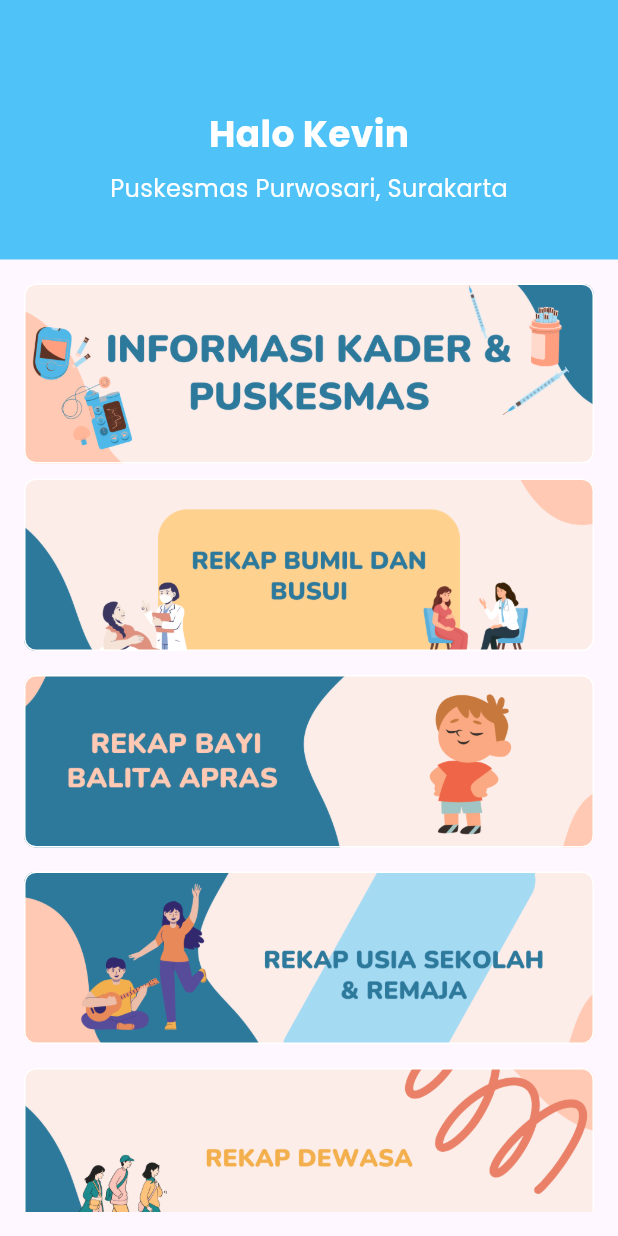
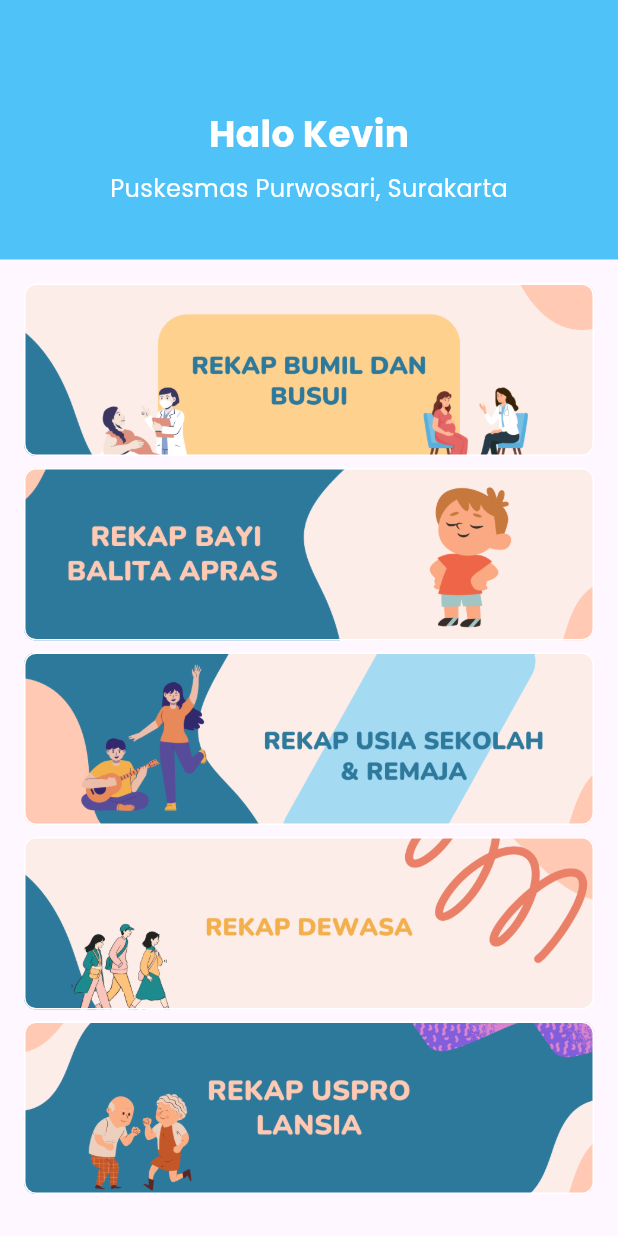
Before and after one commit to vandraaa/posyanduku, a Flutter app: the ExaminationRecapScreen screen opened directly, on a phone screen of 412 x 824 dp. Run offline on Flutter 3.47's test engine with Material 3 defaults, Android fonts, the light colour scheme and no system bars; our stand-ins replace internet_connection_checker; missing offline and left inert: print_bluetooth_thermal.

Commit message:
Revisi #1

```diff
--- a/lib/screens/examination_recap_screen.dart
+++ b/lib/screens/examination_recap_screen.dart
@@ -22,7 +22,7 @@
               crossAxisAlignment: CrossAxisAlignment.start,
               children: [
                 Align(
-                  alignment: Alignment.topCenter, // Atur posisi ke atas
+                  alignment: Alignment.topCenter,
                   child: Text(
                     'Halo Kevin',
                     style: TextStyle(
@@ -51,36 +51,17 @@
           Expanded(
             child: Padding(
               padding: const EdgeInsets.all(16.0),
-              child: Column(
-                children: [
-                  Container(
-                    height: 120,
-                    padding: const EdgeInsets.all(16),
-                    decoration: BoxDecoration(
-                      border: Border.all(color: Colors.white, width: 1),
-                      borderRadius: BorderRadius.circular(8),
-                      image: const DecorationImage(
-                        image: AssetImage('assets/images/rekap/1.png'),
-                        fit: BoxFit.cover,
-                      ),
-                    ),
-                  ),
-                  const SizedBox(height: 10),
-                  Expanded(
               child: ListView(
                 children: [
                   _buildImageItem('assets/images/rekap/2.png'),
-                        const SizedBox(height: 16),
+                  const SizedBox(height: 8),
                   _buildImageItem('assets/images/rekap/3.png'),
-                        const SizedBox(height: 16),
+                  const SizedBox(height: 8),
                   _buildImageItem('assets/images/rekap/4.png'),
-                        const SizedBox(height: 16),
+                  const SizedBox(height: 8),
                   _buildImageItem('assets/images/rekap/5.png'),
-                        const SizedBox(height: 16),
+                  const SizedBox(height: 8),
                   _buildImageItem('assets/images/rekap/6.png'),
-                      ],
-                    ),
-                  ),
                 ],
               ),
             ),
--- a/lib/screens/find_patients_screen.dart
+++ b/lib/screens/find_patients_screen.dart
@@ -237,6 +237,7 @@
           _searchController.clear();
           _filterPatients();
         });
+        FocusScope.of(context).unfocus();
       },
       child: Column(
         children: [
--- a/lib/screens/form_screen.dart
+++ b/lib/screens/form_screen.dart
@@ -65,7 +65,7 @@
       ];
 
   double _calculateStep1Percentage() {
-    int totalQuestions = step1Questions.length + 1;
+    int totalQuestions = step1Questions.length;
     int answeredQuestions =
         _step1Answers.values.where((answer) => answer.isNotEmpty).length;
     return totalQuestions == 0 ? 0.0 : answeredQuestions / totalQuestions;
--- a/lib/screens/preview_answer_screen.dart
+++ b/lib/screens/preview_answer_screen.dart
@@ -82,10 +82,6 @@
                     general['question${index + 1}'].toString(),
                   ),
                 ),
-                buildQuestionAnswer(
-                  "${step1Questions.length + 1}. ${step1RadioQuestion['questionText']}",
-                  general['question6'].toString(),
-                ),
                 const SizedBox(height: 30),
                 Text(
                   'Kuisioner ($questionnaireType)',
```
Also changed, not shown: lib/data/question_data.dart (+0 -8 lines), lib/widgets/steps/step1.dart (+0 -8 lines). Lines whose indentation alone changed are shown as unchanged.
